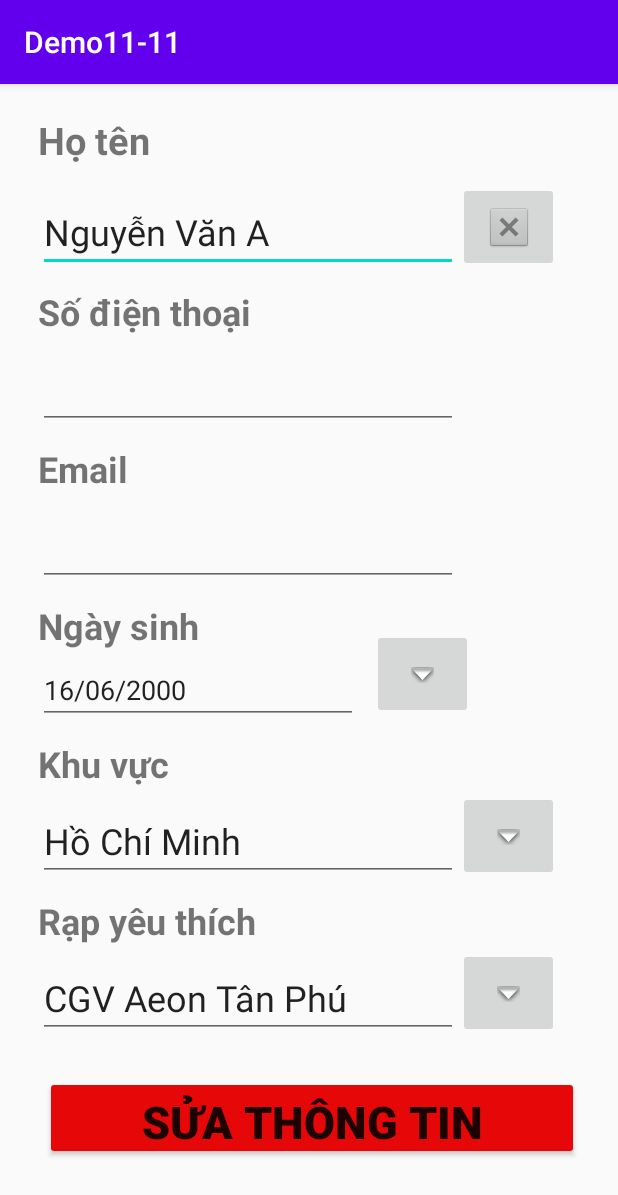
After one commit to BuiNguyenHieuNhan-CDTH18PMC/DoAnLTDD, an Android app: the form_Thong_Tin screen opened directly, with no data from a screen before it, on a phone screen of 412 x 824 dp. The commit adds this screen. Shown: the top 1195 px of the screen. Run offline under Robolectric (Android 15) with nearby library versions, the phone set to English and light mode, and no system bars; network calls fail.

Commit message:
them phan thong tin tu Nhu

```diff
--- /dev/null
+++ b/Demo1111/app/src/main/java/com/example/demo11_11/InfoUser/form_Thong_Tin.java
@@ -0,0 +1,50 @@
+package com.example.demo11_11.InfoUser;
+
+import android.app.DatePickerDialog;
+import android.support.v7.app.AppCompatActivity;
+import android.os.Bundle;
+import android.view.View;
+import android.widget.DatePicker;
+import android.widget.EditText;
+import android.widget.ImageButton;
+
+import com.example.demo11_11.R;
+
+import java.text.SimpleDateFormat;
+import java.util.Calendar;
+
+public class form_Thong_Tin extends AppCompatActivity {
+    EditText edtDate;
+    EditText editText;
+    ImageButton imagexoa;
+    ImageButton imagerap;
+    ImageButton imagekhuvuc;
+    ImageButton chonngay;
+    @Override
+    protected void onCreate(Bundle savedInstanceState) {
+        super.onCreate(savedInstanceState);
+        setContentView(R.layout.activity_form__thong__tin);
+        editText = findViewById(R.id.editTextHoTen);
+        imagexoa = findViewById(R.id.imagexoa);
+        imagexoa.setEnabled(false);
+        imagerap= findViewById(R.id.imagerap);
+        imagerap.setEnabled(false);
+        imagekhuvuc=findViewById(R.id.imagekhuvuc);
+        imagekhuvuc.setEnabled(false);
+        chonngay=findViewById(R.id.chonngay);
+        chonngay.setEnabled(false);
+
+    }
+
+
+    public void xoa(View view) {
+        editText.setText("");
+    }
+
+    public void sua(View view) {
+        imagexoa.setEnabled(true);
+        imagerap.setEnabled(true);
+        imagekhuvuc.setEnabled(true);
+        chonngay.setEnabled(true);
+    }
+}
--- a/Demo1111/app/src/main/java/com/example/demo11_11/tab2.java
+++ b/Demo1111/app/src/main/java/com/example/demo11_11/tab2.java
@@ -75,5 +75,6 @@ public class tab2 extends Fragment {
                 Toast.makeText(getContext(), "Lỗi dữ liệu", Toast.LENGTH_SHORT).show();
             }
         });
+        requestQueue.add(jsonArrayRequest);
     }
 }
--- /dev/null
+++ b/Demo1111/app/src/main/res/layout/activity_form__thong__tin.xml
@@ -0,0 +1,267 @@
+<?xml version="1.0" encoding="utf-8"?>
+<ScrollView
+    xmlns:android="http://schemas.android.com/apk/res/android"
+    xmlns:app="http://schemas.android.com/apk/res-auto"
+    android:layout_width="match_parent"
+    android:layout_height="match_parent">
+
+    <RelativeLayout
+        android:layout_width="wrap_content"
+        android:layout_height="wrap_content">
+
+    <TextView
+        android:id="@+id/txtHoten"
+        android:layout_width="110dp"
+        android:layout_height="42dp"
+        android:text="Họ tên"
+        android:textSize="25sp"
+        android:textStyle="bold"
+        android:layout_marginLeft="25dp"
+        android:layout_marginTop="20dp"
+        app:layout_constraintBottom_toBottomOf="parent"
+        app:layout_constraintEnd_toEndOf="parent"
+        app:layout_constraintHorizontal_bias="0.136"
+        app:layout_constraintStart_toStartOf="parent"
+        app:layout_constraintTop_toTopOf="parent"
+        app:layout_constraintVertical_bias="0.067" />
+    <EditText
+        android:id="@+id/editTextHoTen"
+        android:layout_width="wrap_content"
+        android:layout_height="wrap_content"
+        android:ems="10"
+        android:inputType="textPersonName"
+        android:text="Nguyễn Văn A"
+        android:layout_marginTop="10dp"
+        android:textSize="24sp"
+        android:layout_below="@id/txtHoten"
+        android:layout_marginLeft="25dp"
+        app:layout_constraintBottom_toBottomOf="parent"
+        app:layout_constraintEnd_toEndOf="parent"
+        app:layout_constraintHorizontal_bias="0.315"
+        app:layout_constraintStart_toStartOf="parent"
+        app:layout_constraintTop_toTopOf="parent"
+        app:layout_constraintVertical_bias="0.115" />
+
+    <ImageButton
+        android:id="@+id/imagexoa"
+        android:layout_width="67dp"
+        android:layout_height="60dp"
+        android:layout_alignBottom="@id/editTextHoTen"
+        android:layout_toRightOf="@id/editTextHoTen"
+        android:onClick="xoa"
+        app:srcCompat="@android:drawable/btn_dialog" />
+    <TextView
+        android:id="@+id/txtSDT"
+        android:layout_width="159dp"
+        android:layout_height="31dp"
+        android:text="Số điện thoại"
+        android:textSize="24sp"
+        android:layout_marginTop="10dp"
+        android:textStyle="bold"
+        android:layout_below="@id/editTextHoTen"
+        android:layout_marginLeft="25dp"
+        app:layout_constraintBottom_toBottomOf="parent"
+        app:layout_constraintEnd_toEndOf="parent"
+        app:layout_constraintHorizontal_bias="0.136"
+        app:layout_constraintStart_toStartOf="parent"
+        app:layout_constraintTop_toTopOf="parent"
+        app:layout_constraintVertical_bias="0.187" />
+    <EditText
+        android:id="@+id/editTextSDT"
+        android:layout_width="wrap_content"
+        android:layout_height="wrap_content"
+        android:ems="10"
+        android:inputType="phone"
+        android:textSize="24sp"
+        android:layout_marginTop="10dp"
+        android:layout_below="@id/txtSDT"
+        android:layout_marginLeft="25dp"
+        app:layout_constraintBottom_toBottomOf="parent"
+        app:layout_constraintEnd_toEndOf="parent"
+        app:layout_constraintHorizontal_bias="0.315"
+        app:layout_constraintStart_toStartOf="parent"
+        app:layout_constraintTop_toTopOf="parent"
+        app:layout_constraintVertical_bias="0.238" />
+    <TextView
+        android:id="@+id/txtEmail"
+        android:layout_width="103dp"
+        android:layout_height="31dp"
+        android:text="Email"
+        android:textSize="24sp"
+        android:textStyle="bold"
+        android:layout_marginTop="10dp"
+        android:layout_below="@id/editTextSDT"
+        android:layout_marginLeft="25dp"
+        app:layout_constraintBottom_toBottomOf="parent"
+        app:layout_constraintEnd_toEndOf="parent"
+        app:layout_constraintHorizontal_bias="0.136"
+        app:layout_constraintStart_toStartOf="parent"
+        app:layout_constraintTop_toTopOf="parent"
+        app:layout_constraintVertical_bias="0.307" />
+    <EditText
+        android:id="@+id/editTextEmail"
+        android:layout_width="wrap_content"
+        android:layout_height="wrap_content"
+        android:ems="10"
+        android:inputType="textEmailAddress"
+        android:layout_below="@id/txtEmail"
+        android:layout_marginLeft="25dp"
+        android:textSize="24sp"
+        android:layout_marginTop="10dp"
+        app:layout_constraintBottom_toBottomOf="parent"
+        app:layout_constraintEnd_toEndOf="parent"
+        app:layout_constraintHorizontal_bias="0.315"
+        app:layout_constraintStart_toStartOf="parent"
+        app:layout_constraintTop_toTopOf="parent"
+        app:layout_constraintVertical_bias="0.362" />
+    <TextView
+        android:id="@+id/txtngay"
+        android:layout_width="161dp"
+        android:layout_height="31dp"
+        android:text="Ngày sinh"
+        android:textSize="24sp"
+        android:layout_marginTop="10dp"
+        android:layout_below="@id/editTextEmail"
+        android:layout_marginLeft="25dp"
+        android:textStyle="bold"
+        app:layout_constraintBottom_toBottomOf="parent"
+        app:layout_constraintEnd_toEndOf="parent"
+        app:layout_constraintHorizontal_bias="0.168"
+        app:layout_constraintStart_toStartOf="parent"
+        app:layout_constraintTop_toTopOf="parent"
+        app:layout_constraintVertical_bias="0.425" />
+    <EditText
+        android:id="@+id/ngay"
+        android:layout_width="wrap_content"
+        android:layout_height="wrap_content"
+        android:layout_below="@id/txtngay"
+        android:layout_marginLeft="25dp"
+        android:layout_marginTop="5dp"
+        android:ems="10"
+        android:inputType="textPersonName"
+        android:text="16/06/2000"
+        app:layout_constraintBottom_toBottomOf="parent"
+        app:layout_constraintEnd_toEndOf="parent"
+        app:layout_constraintStart_toStartOf="parent"
+        app:layout_constraintTop_toTopOf="parent" />
+
+
+    <ImageButton
+        android:id="@+id/chonngay"
+        android:layout_width="67dp"
+        android:layout_height="60dp"
+        android:layout_alignBottom="@id/ngay"
+        android:layout_marginLeft="9dp"
+        android:layout_marginBottom="3dp"
+        android:layout_toRightOf="@id/ngay"
+        android:onClick="chonngay"
+        app:layout_constraintBottom_toBottomOf="parent"
+        app:layout_constraintEnd_toEndOf="parent"
+        app:layout_constraintStart_toEndOf="@+id/ngay"
+        app:layout_constraintTop_toTopOf="parent"
+        app:srcCompat="@android:drawable/arrow_down_float" />
+
+    <TextView
+        android:id="@+id/txtkhuvuc"
+        android:layout_width="161dp"
+        android:layout_height="31dp"
+        android:text="Khu vực"
+        android:layout_marginTop="10dp"
+        android:layout_marginLeft="25dp"
+        android:layout_below="@id/ngay"
+        android:textSize="24sp"
+        android:textStyle="bold"
+        app:layout_constraintBottom_toBottomOf="parent"
+        app:layout_constraintEnd_toEndOf="parent"
+        app:layout_constraintHorizontal_bias="0.168"
+        app:layout_constraintStart_toStartOf="parent"
+        app:layout_constraintTop_toTopOf="parent"
+        app:layout_constraintVertical_bias="0.534" />
+
+    <EditText
+        android:id="@+id/editTextkhuvuc"
+        android:layout_width="wrap_content"
+        android:layout_height="wrap_content"
+        android:ems="10"
+        android:inputType="textPersonName"
+        android:text="Hồ Chí Minh"
+        android:layout_below="@id/txtkhuvuc"
+        android:layout_marginLeft="25dp"
+        android:textSize="24sp"
+        android:layout_marginTop="10dp"
+        app:layout_constraintBottom_toBottomOf="parent"
+        app:layout_constraintEnd_toEndOf="parent"
+        app:layout_constraintHorizontal_bias="0.315"
+        app:layout_constraintStart_toStartOf="parent"
+        app:layout_constraintTop_toTopOf="parent"
+        app:layout_constraintVertical_bias="0.597" />
+
+    <ImageButton
+        android:id="@+id/imagekhuvuc"
+        android:layout_width="67dp"
+        android:layout_height="60dp"
+        android:layout_alignBottom="@id/editTextkhuvuc"
+        android:layout_toRightOf="@id/editTextkhuvuc"
+        app:srcCompat="@android:drawable/arrow_down_float" />
+    <TextView
+        android:id="@+id/txtrap"
+        android:layout_width="161dp"
+        android:layout_height="31dp"
+        android:text="Rạp yêu thích"
+        android:layout_marginLeft="25dp"
+        android:layout_marginTop="10dp"
+        android:layout_below="@id/editTextkhuvuc"
+        android:textSize="24sp"
+        android:textStyle="bold"
+        app:layout_constraintBottom_toBottomOf="parent"
+        app:layout_constraintEnd_toEndOf="parent"
+        app:layout_constraintHorizontal_bias="0.168"
+        app:layout_constraintStart_toStartOf="parent"
+        app:layout_constraintTop_toTopOf="parent"
+        app:layout_constraintVertical_bias="0.654" />
+
+    <EditText
+        android:id="@+id/editTextrap"
+        android:layout_width="wrap_content"
+        android:layout_height="wrap_content"
+        android:ems="10"
+        android:inputType="textPersonName"
+        android:text="CGV Aeon Tân Phú "
+        android:textSize="24sp"
+        android:layout_marginLeft="25dp"
+        android:layout_below="@id/txtrap"
+        app:layout_constraintBottom_toBottomOf="parent"
+        app:layout_constraintEnd_toEndOf="parent"
+        app:layout_constraintHorizontal_bias="0.315"
+        android:layout_marginTop="10dp"
+        app:layout_constraintStart_toStartOf="parent"
+        app:layout_constraintTop_toTopOf="parent"
+        app:layout_constraintVertical_bias="0.721" />
+    <ImageButton
+        android:id="@+id/imagerap"
+        android:layout_width="67dp"
+        android:layout_height="60dp"
+        android:layout_alignBottom="@id/editTextrap"
+        android:layout_toRightOf="@id/editTextrap"
+        app:srcCompat="@android:drawable/arrow_down_float" />
+    <Button
+        android:id="@+id/btnsua"
+        android:layout_width="356dp"
+        android:layout_height="56dp"
+        android:backgroundTint="#E60808"
+        android:text="SỬA THÔNG TIN"
+        android:textSize="30sp"
+        android:textStyle="bold"
+        android:layout_below="@id/editTextrap"
+        android:layout_marginLeft="30dp"
+        android:layout_marginTop="25dp"
+        android:onClick="sua"
+        app:layout_constraintBottom_toBottomOf="parent"
+        app:layout_constraintEnd_toEndOf="parent"
+        app:layout_constraintHorizontal_bias="0.495"
+        app:layout_constraintStart_toStartOf="parent"
+        app:layout_constraintTop_toBottomOf="@+id/editTextrap"
+        app:layout_constraintVertical_bias="0.401" />
+
+    </RelativeLayout>
+</ScrollView>
--- a/Demo1111/app/src/main/res/menu/drawer_view.xml
+++ b/Demo1111/app/src/main/res/menu/drawer_view.xml
@@ -1,6 +1,10 @@
 <?xml version="1.0" encoding="utf-8"?>
 <menu xmlns:android="http://schemas.android.com/apk/res/android">
     <group android:checkableBehavior="single">
+        <item
+            android:title="Thông tin"
+            android:id="@+id/drawer_thongtin"
+            />
         <item
             android:id="@+id/drawer_dangnhap"
             android:icon="@android:drawable/ic_menu_myplaces"
```
Also changed, not shown: Demo1111/app/src/main/AndroidManifest.xml (+7 -2 lines), Demo1111/app/src/main/java/com/example/demo11_11/InfoUser/form_Giao_dich.java (added, +61 -0 lines), Demo1111/app/src/main/java/com/example/demo11_11/InfoUser/form_Info_User.java (added, +38 -0 lines), Demo1111/app/src/main/java/com/example/demo11_11/MainActivity.java (+5 -4 lines), Demo1111/app/src/main/res/layout/activity_form__giao_dich.xml (added, +134 -0 lines), Demo1111/app/src/main/res/layout/activity_trang_thong_tin.xml (added, +66 -0 lines), 5 other files.
